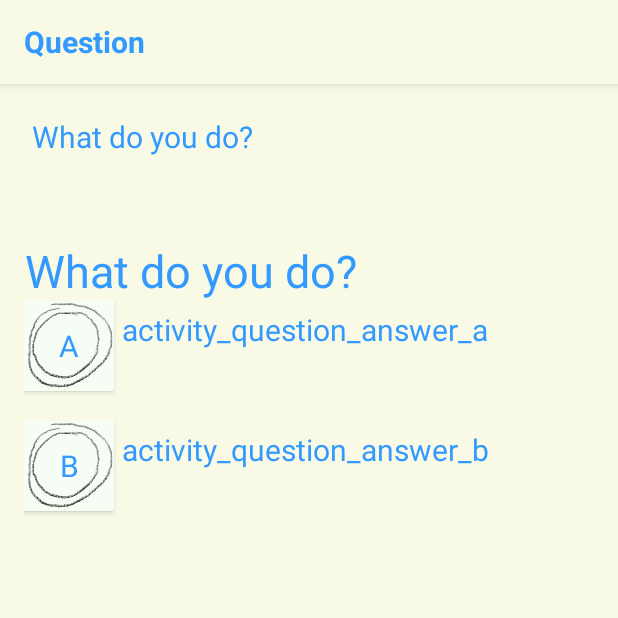
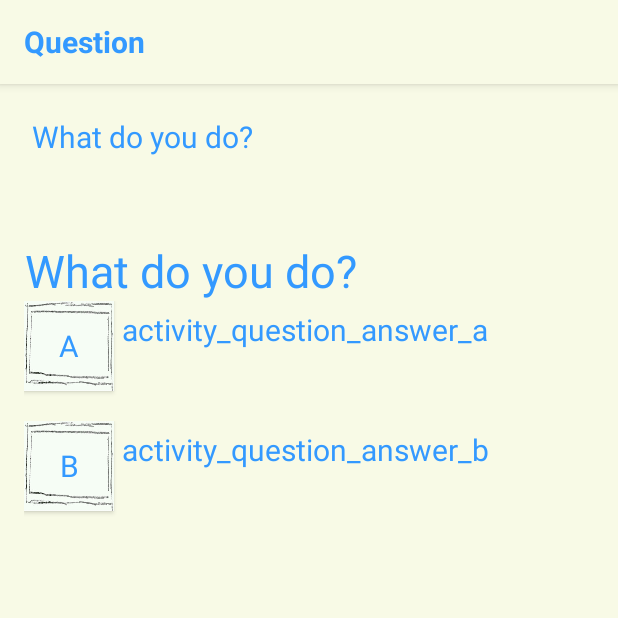
Before and after one commit to LumbralesSoftware/WhatDoYouDo, an Android app: the QuestionActivity screen opened directly, with no data from a screen before it, on a phone screen of 412 x 824 dp, the top half of it. Run offline under Robolectric (Android 15) with nearby library versions, the light colour scheme and no system bars; Roboto replaces fonts that are not available here.

Commit message:
change image in answer

```diff
--- a/android/app/build.gradle
+++ b/android/app/build.gradle
@@ -8,8 +8,8 @@ android {
         applicationId "com.thedeveloperworldisyours.whatdoyoudoandroid"
         minSdkVersion 10
         targetSdkVersion 21
-        versionCode 3
-        versionName "1.2"
+        versionCode 4
+        versionName "1.3"
     }
     buildTypes {
         release {
--- a/android/app/src/main/res/layout/question_activity.xml
+++ b/android/app/src/main/res/layout/question_activity.xml
@@ -64,7 +64,6 @@
             <RelativeLayout
                 android:layout_width="wrap_content"
                 android:layout_height="wrap_content">
-
                 <com.thedeveloperworldisyours.whatdoyoudoandroid.view.CustomButton
                     android:id="@+id/activity_question_b_button"
                     style="@style/SmallButtonStyle"
@@ -79,6 +78,9 @@
                     android:layout_toRightOf="@+id/activity_question_b_button"
                     android:text="activity_question_answer_b" />
 
+
+
+
             </RelativeLayout>
 
         </LinearLayout>
--- a/android/app/src/main/res/values/color.xml
+++ b/android/app/src/main/res/values/color.xml
@@ -1,6 +1,7 @@
 <?xml version="1.0" encoding="utf-8"?>
 <resources>
     <color name="crema">#f8fae6</color>
+    <color name="crema_answer">#F8FAF0</color>
     <color name="white">#ffffff</color>
     <color name="blue">#3399FF</color>
     <color name="blue_soft">#8ad0e8</color>
--- a/android/app/src/main/res/values/styles.xml
+++ b/android/app/src/main/res/values/styles.xml
@@ -45,7 +45,7 @@
         <item name="android:textSize">20sp</item>
     </style>
     <style name="SmallButtonStyle" parent="@android:style/Widget.Button">
-        <item name="android:background">@drawable/button_circle_background_selector</item><!-- only way to change this is to change the src image -->
+        <item name="android:background">@drawable/button_background_selector</item><!-- only way to change this is to change the src image -->
         <item name="android:layout_width">60dp</item>
         <item name="android:layout_height">60dp</item>
         <item name="android:layout_marginBottom">20dp</item>
```
Also changed, not shown: android/app/src/main/res/drawable/answer_selector.xml (added, +7 -0 lines), android/app/src/main/res/drawable/answer.jpg (added), android/app/src/main/res/drawable/answer_pressed.jpg (added), 5 other files.
